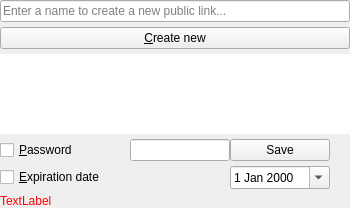
nextcloud/desktop, file src/gui/sharelinkwidget.ui: the form before one commit.
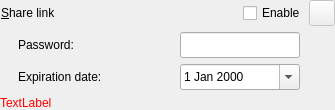
The form after the commit. Icons and pictures are not drawn.

Commit message:
Changes share link layout so it looks like the UI on the server.
- Adds icons to Share link and to save password on share dialog.
- Changes wording of the menu options for sharing link.
- Adds functionality to the new menu (mostly permissions).
- More widget size and size policy adjustments.

The edit to the form file:
```diff
--- a/src/gui/sharelinkwidget.ui
+++ b/src/gui/sharelinkwidget.ui
@@ -7,18 +7,18 @@
     <x>0</x>
     <y>0</y>
     <width>350</width>
-    <height>238</height>
+    <height>124</height>
    </rect>
   </property>
   <property name="sizePolicy">
-   <sizepolicy hsizetype="Fixed" vsizetype="Maximum">
+   <sizepolicy hsizetype="Fixed" vsizetype="Fixed">
     <horstretch>0</horstretch>
     <verstretch>0</verstretch>
    </sizepolicy>
   </property>
   <property name="minimumSize">
    <size>
-    <width>340</width>
+    <width>350</width>
     <height>0</height>
    </size>
   </property>
@@ -33,7 +33,7 @@
   </property>
   <layout class="QVBoxLayout" name="verticalLayout">
    <property name="spacing">
-    <number>5</number>
+    <number>6</number>
    </property>
    <property name="sizeConstraint">
     <enum>QLayout::SetFixedSize</enum>
@@ -51,34 +51,12 @@
     <number>0</number>
    </property>
    <item>
-    <widget class="QLineEdit" name="nameLineEdit">
-     <property name="sizePolicy">
-      <sizepolicy hsizetype="Maximum" vsizetype="Fixed">
-       <horstretch>0</horstretch>
-       <verstretch>0</verstretch>
-      </sizepolicy>
+    <widget class="QWidget" name="shareLinkWidget" native="true">
+     <property name="enabled">
+      <bool>true</bool>
      </property>
-     <property name="minimumSize">
-      <size>
-       <width>0</width>
-       <height>0</height>
-      </size>
-     </property>
-     <property name="maximumSize">
-      <size>
-       <width>350</width>
-       <height>26</height>
-      </size>
-     </property>
-     <property name="placeholderText">
-      <string>Enter a name to create a new public link...</string>
-     </property>
-    </widget>
-   </item>
-   <item>
-    <widget class="QPushButton" name="createShareButton">
      <property name="sizePolicy">
-      <sizepolicy hsizetype="Minimum" vsizetype="Fixed">
+      <sizepolicy hsizetype="Fixed" vsizetype="Fixed">
        <horstretch>0</horstretch>
        <verstretch>0</verstretch>
       </sizepolicy>
@@ -89,95 +67,122 @@
        <height>0</height>
       </size>
      </property>
-     <property name="maximumSize">
-      <size>
-       <width>350</width>
-       <height>26</height>
-      </size>
-     </property>
-     <property name="text">
-      <string>&amp;Create new</string>
-     </property>
+     <layout class="QHBoxLayout" name="shareLinkLayout">
+      <property name="spacing">
+       <number>3</number>
+      </property>
+      <property name="sizeConstraint">
+       <enum>QLayout::SetFixedSize</enum>
+      </property>
+      <property name="leftMargin">
+       <number>0</number>
+      </property>
+      <property name="topMargin">
+       <number>0</number>
+      </property>
+      <property name="rightMargin">
+       <number>0</number>
+      </property>
+      <property name="bottomMargin">
+       <number>0</number>
+      </property>
+      <item>
+       <widget class="QPushButton" name="createShareButton">
+        <property name="enabled">
+         <bool>true</bool>
+        </property>
+        <property name="sizePolicy">
+         <sizepolicy hsizetype="Minimum" vsizetype="Fixed">
+          <horstretch>0</horstretch>
+          <verstretch>0</verstretch>
+         </sizepolicy>
+        </property>
+        <property name="minimumSize">
+         <size>
+          <width>240</width>
+          <height>26</height>
+         </size>
+        </property>
+        <property name="maximumSize">
+         <size>
+          <width>350</width>
+          <height>26</height>
+         </size>
+        </property>
+        <property name="layoutDirection">
+         <enum>Qt::LeftToRight</enum>
+        </property>
+        <property name="autoFillBackground">
+         <bool>false</bool>
+        </property>
+        <property name="styleSheet">
+         <string notr="true">text-align: left</string>
+        </property>
+        <property name="text">
+         <string>&amp;Share link</string>
+        </property>
+        <property name="icon">
+         <iconset resource="../../client.qrc">
+          <normaloff>:/client/resources/public.svg</normaloff>:/client/resources/public.svg</iconset>
+        </property>
+        <property name="checkable">
+         <bool>false</bool>
+        </property>
+        <property name="flat">
+         <bool>true</bool>
+        </property>
+       </widget>
+      </item>
+      <item>
+       <widget class="QCheckBox" name="enableShareLink">
+        <property name="minimumSize">
+         <size>
+          <width>0</width>
+          <height>26</height>
+         </size>
+        </property>
+        <property name="text">
+         <string>Enable</string>
+        </property>
+       </widget>
+      </item>
+      <item>
+       <widget class="QToolButton" name="shareLinkToolButton">
+        <property name="enabled">
+         <bool>false</bool>
+        </property>
+        <property name="minimumSize">
+         <size>
+          <width>26</width>
+          <height>26</height>
+         </size>
+        </property>
+        <property name="contextMenuPolicy">
+         <enum>Qt::ActionsContextMenu</enum>
+        </property>
+        <property name="styleSheet">
+         <string notr="true"/>
+        </property>
+        <property name="text">
+         <string/>
+        </property>
+        <property name="icon">
+         <iconset resource="../../client.qrc">
+          <normaloff>:/client/resources/more.png</normaloff>:/client/resources/more.png</iconset>
+        </property>
+        <property name="popupMode">
+         <enum>QToolButton::InstantPopup</enum>
+        </property>
+        <property name="toolButtonStyle">
+         <enum>Qt::ToolButtonIconOnly</enum>
+        </property>
+       </widget>
+      </item>
+     </layout>
     </widget>
    </item>
    <item>
-    <widget class="QTableWidget" name="linkShares">
-     <property name="sizePolicy">
-      <sizepolicy hsizetype="Fixed" vsizetype="Minimum">
-       <horstretch>0</horstretch>
-       <verstretch>0</verstretch>
-      </sizepolicy>
-     </property>
-     <property name="minimumSize">
-      <size>
-       <width>0</width>
-       <height>80</height>
-      </size>
-     </property>
-     <property name="maximumSize">
-      <size>
-       <width>350</width>
-       <height>80</height>
-      </size>
-     </property>
-     <property name="frameShape">
-      <enum>QFrame::NoFrame</enum>
-     </property>
-     <property name="lineWidth">
-      <number>0</number>
-     </property>
-     <property name="horizontalScrollBarPolicy">
-      <enum>Qt::ScrollBarAsNeeded</enum>
-     </property>
-     <property name="sizeAdjustPolicy">
-      <enum>QAbstractScrollArea::AdjustIgnored</enum>
-     </property>
-     <property name="autoScrollMargin">
-      <number>10</number>
-     </property>
-     <property name="editTriggers">
-      <set>QAbstractItemView::NoEditTriggers</set>
-     </property>
-     <property name="selectionMode">
-      <enum>QAbstractItemView::SingleSelection</enum>
-     </property>
-     <property name="selectionBehavior">
-      <enum>QAbstractItemView::SelectRows</enum>
-     </property>
-     <property name="showGrid">
-      <bool>false</bool>
-     </property>
-     <property name="gridStyle">
-      <enum>Qt::NoPen</enum>
-     </property>
-     <property name="columnCount">
-      <number>3</number>
-     </property>
-     <attribute name="horizontalHeaderVisible">
-      <bool>false</bool>
-     </attribute>
-     <attribute name="horizontalHeaderDefaultSectionSize">
-      <number>80</number>
-     </attribute>
-     <attribute name="horizontalHeaderMinimumSectionSize">
-      <number>40</number>
-     </attribute>
-     <attribute name="verticalHeaderVisible">
-      <bool>false</bool>
-     </attribute>
-     <attribute name="verticalHeaderDefaultSectionSize">
-      <number>30</number>
-     </attribute>
-     <attribute name="verticalHeaderMinimumSectionSize">
-      <number>20</number>
-     </attribute>
-     <column/>
-     <column/>
-     <column/>
-    </widget>
-   </item>
-   <item>
-    <widget class="QWidget" name="shareProperties" native="true">
+    <widget class="QWidget" name="passwordShareProperty" native="true">
      <property name="sizePolicy">
       <sizepolicy hsizetype="Fixed" vsizetype="Maximum">
        <horstretch>0</horstretch>
@@ -186,22 +191,25 @@
      </property>
      <property name="minimumSize">
       <size>
-       <width>0</width>
+       <width>300</width>
        <height>0</height>
       </size>
      </property>
      <property name="maximumSize">
       <size>
-       <width>350</width>
+       <width>16777215</width>
        <height>16777215</height>
       </size>
      </property>
-     <layout class="QGridLayout" name="gridLayout_2" columnstretch="0,0,0,0,0">
+     <layout class="QHBoxLayout" name="passwordHorizontalLayout">
+      <property name="spacing">
+       <number>0</number>
+      </property>
       <property name="sizeConstraint">
        <enum>QLayout::SetFixedSize</enum>
       </property>
       <property name="leftMargin">
-       <number>0</number>
+       <number>18</number>
       </property>
       <property name="topMargin">
        <number>0</number>
@@ -212,99 +220,40 @@
       <property name="bottomMargin">
        <number>0</number>
       </property>
-      <property name="horizontalSpacing">
-       <number>0</number>
-      </property>
-      <property name="verticalSpacing">
-       <number>5</number>
-      </property>
-      <item row="0" column="4">
-       <widget class="QPushButton" name="pushButton_setPassword">
+      <item>
+       <widget class="QLabel" name="label">
         <property name="sizePolicy">
-         <sizepolicy hsizetype="Minimum" vsizetype="Maximum">
+         <sizepolicy hsizetype="Fixed" vsizetype="Preferred">
           <horstretch>0</horstretch>
           <verstretch>0</verstretch>
          </sizepolicy>
         </property>
         <property name="minimumSize">
          <size>
-          <width>100</width>
+          <width>162</width>
           <height>0</height>
          </size>
         </property>
-        <property name="maximumSize">
-         <size>
-          <width>16777215</width>
-          <height>16777215</height>
-         </size>
-        </property>
         <property name="text">
-         <string>Save</string>
+         <string>Password:</string>
         </property>
-       </widget>
-      </item>
-      <item row="4" column="0">
-       <widget class="QCheckBox" name="checkBox_expire">
-        <property name="sizePolicy">
-         <sizepolicy hsizetype="Minimum" vsizetype="Maximum">
-          <horstretch>0</horstretch>
-          <verstretch>0</verstretch>
-         </sizepolicy>
+        <property name="indent">
+         <number>0</number>
         </property>
-        <property name="minimumSize">
-         <size>
-          <width>130</width>
-          <height>0</height>
-         </size>
-        </property>
-        <property name="maximumSize">
-         <size>
-          <width>16777215</width>
-          <height>16777215</height>
-         </size>
-        </property>
-        <property name="text">
-         <string>&amp;Expiration date</string>
-        </property>
        </widget>
       </item>
-      <item row="0" column="0">
-       <widget class="QCheckBox" name="checkBox_password">
-        <property name="sizePolicy">
-         <sizepolicy hsizetype="Minimum" vsizetype="Maximum">
-          <horstretch>0</horstretch>
-          <verstretch>0</verstretch>
-         </sizepolicy>
-        </property>
-        <property name="minimumSize">
-         <size>
-          <width>130</width>
-          <height>0</height>
-         </size>
-        </property>
-        <property name="maximumSize">
-         <size>
-          <width>16777215</width>
-          <height>16777215</height>
-         </size>
-        </property>
-        <property name="text">
-         <string>&amp;Password</string>
-        </property>
-       </widget>
-      </item>
-      <item row="0" column="3">
+      <item>
        <widget class="QLineEdit" name="lineEdit_password">
         <property name="sizePolicy">
-         <sizepolicy hsizetype="Fixed" vsizetype="Maximum">
+         <sizepolicy hsizetype="Minimum" vsizetype="Fixed">
           <horstretch>0</horstretch>
           <verstretch>0</verstretch>
          </sizepolicy>
         </property>
         <property name="minimumSize">
          <size>
-          <width>100</width>
-          <height>0</height>
+          <width>120</width>
+          <height>26</height>
          </size>
         </property>
         <property name="maximumSize">
@@ -321,18 +270,114 @@
         </property>
        </widget>
       </item>
-      <item row="4" column="4">
+      <item>
+       <widget class="QPushButton" name="confirmPassword">
+        <property name="sizePolicy">
+         <sizepolicy hsizetype="Fixed" vsizetype="Fixed">
+          <horstretch>0</horstretch>
+          <verstretch>0</verstretch>
+         </sizepolicy>
+        </property>
+        <property name="minimumSize">
+         <size>
+          <width>18</width>
+          <height>26</height>
+         </size>
+        </property>
+        <property name="maximumSize">
+         <size>
+          <width>16777215</width>
+          <height>16777215</height>
+         </size>
+        </property>
+        <property name="autoFillBackground">
+         <bool>false</bool>
+        </property>
+        <property name="styleSheet">
+         <string notr="true">background-color: rgba(255, 255, 255, 0);</string>
+        </property>
+        <property name="text">
+         <string/>
+        </property>
+        <property name="icon">
+         <iconset resource="../../client.qrc">
+          <normaloff>:/client/resources/confirm.svg</normaloff>:/client/resources/confirm.svg</iconset>
+        </property>
+        <property name="flat">
+         <bool>true</bool>
+        </property>
+       </widget>
+      </item>
+     </layout>
+    </widget>
+   </item>
+   <item>
+    <widget class="QWidget" name="expirationShareProperty" native="true">
+     <property name="sizePolicy">
+      <sizepolicy hsizetype="Fixed" vsizetype="Fixed">
+       <horstretch>0</horstretch>
+       <verstretch>0</verstretch>
+      </sizepolicy>
+     </property>
+     <property name="minimumSize">
+      <size>
+       <width>300</width>
+       <height>0</height>
+      </size>
+     </property>
+     <layout class="QHBoxLayout" name="expirationShareLayout" stretch="0,0,0">
+      <property name="spacing">
+       <number>0</number>
+      </property>
+      <property name="sizeConstraint">
+       <enum>QLayout::SetFixedSize</enum>
+      </property>
+      <property name="leftMargin">
+       <number>18</number>
+      </property>
+      <property name="topMargin">
+       <number>0</number>
+      </property>
+      <property name="rightMargin">
+       <number>0</number>
+      </property>
+      <property name="bottomMargin">
+       <number>0</number>
+      </property>
+      <item>
+       <widget class="QLabel" name="expirationLabel">
+        <property name="sizePolicy">
+         <sizepolicy hsizetype="Fixed" vsizetype="Fixed">
+          <horstretch>0</horstretch>
+          <verstretch>0</verstretch>
+         </sizepolicy>
+        </property>
+        <property name="minimumSize">
+         <size>
+          <width>162</width>
+          <height>26</height>
+         </size>
+        </property>
+        <property name="text">
+         <string>Expiration date:</string>
+        </property>
+        <property name="indent">
+         <number>0</number>
+        </property>
+       </widget>
+      </item>
+      <item>
        <widget class="QDateEdit" name="calendar">
         <property name="sizePolicy">
-         <sizepolicy hsizetype="Fixed" vsizetype="Maximum">
+         <sizepolicy hsizetype="Fixed" vsizetype="Fixed">
           <horstretch>0</horstretch>
           <verstretch>0</verstretch>
          </sizepolicy>
         </property>
         <property name="minimumSize">
          <size>
-          <width>100</width>
-          <height>0</height>
+          <width>120</width>
+          <height>26</height>
          </size>
         </property>
         <property name="maximumSize">
@@ -352,7 +397,7 @@
    <item>
     <widget class="QLabel" name="errorLabel">
      <property name="sizePolicy">
-      <sizepolicy hsizetype="Minimum" vsizetype="Maximum">
+      <sizepolicy hsizetype="Minimum" vsizetype="Fixed">
        <horstretch>0</horstretch>
        <verstretch>0</verstretch>
       </sizepolicy>
```
Left out of the diff: 36 changed lines with no effect on the pictures. The commit also changes 13 other files.
